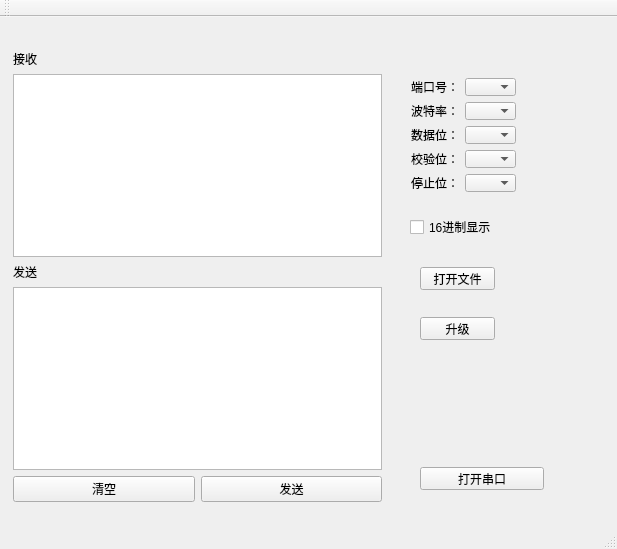
Mintin/QtSerial, file mainwindow.ui: the form before one commit.
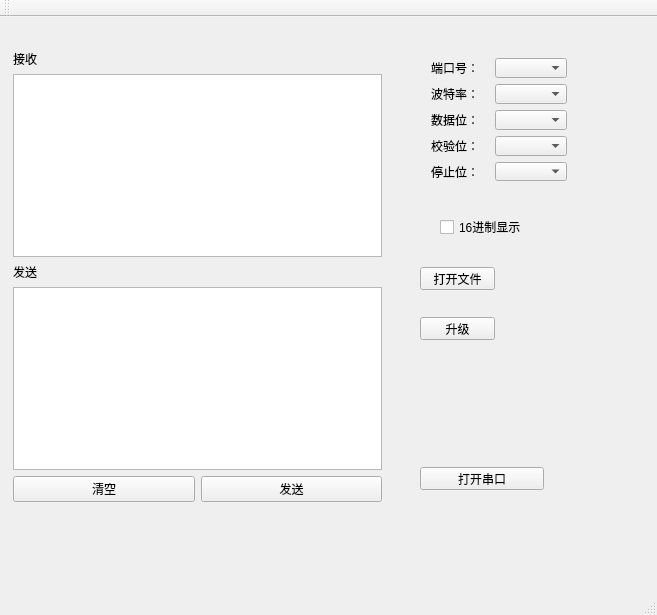
The form after the commit.

What changed in the file:
```diff
--- a/mainwindow.ui
+++ b/mainwindow.ui
@@ -6,8 +6,8 @@
    <rect>
     <x>0</x>
     <y>0</y>
-    <width>617</width>
-    <height>549</height>
+    <width>657</width>
+    <height>615</height>
    </rect>
   </property>
   <property name="windowTitle">
@@ -27,88 +27,6 @@
      <string>打开串口</string>
     </property>
    </widget>
-   <widget class="QWidget" name="layoutWidget">
-    <property name="geometry">
-     <rect>
-      <x>400</x>
-      <y>50</y>
-      <width>127</width>
-      <height>136</height>
-     </rect>
-    </property>
-    <layout class="QVBoxLayout" name="verticalLayout_2">
-     <item>
-      <layout class="QHBoxLayout" name="horizontalLayout_2">
-       <item>
-        <widget class="QLabel" name="label_3">
-         <property name="text">
-          <string>端口号：</string>
-         </property>
-        </widget>
-       </item>
-       <item>
-        <widget class="QComboBox" name="PortBox"/>
-       </item>
-      </layout>
-     </item>
-     <item>
-      <layout class="QHBoxLayout" name="horizontalLayout_3">
-       <item>
-        <widget class="QLabel" name="label_4">
-         <property name="text">
-          <string>波特率：</string>
-         </property>
-        </widget>
-       </item>
-       <item>
-        <widget class="QComboBox" name="BaudBox"/>
-       </item>
-      </layout>
-     </item>
-     <item>
-      <layout class="QHBoxLayout" name="horizontalLayout_4">
-       <item>
-        <widget class="QLabel" name="label_5">
-         <property name="text">
-          <string>数据位：</string>
-         </property>
-        </widget>
-       </item>
-       <item>
-        <widget class="QComboBox" name="BitNumBox"/>
-       </item>
-      </layout>
-     </item>
-     <item>
-      <layout class="QHBoxLayout" name="horizontalLayout_5">
-       <item>
-        <widget class="QLabel" name="label_6">
-         <property name="text">
-          <string>校验位：</string>
-         </property>
-        </widget>
-       </item>
-       <item>
-        <widget class="QComboBox" name="ParityBox"/>
-       </item>
-      </layout>
-     </item>
-     <item>
-      <layout class="QHBoxLayout" name="horizontalLayout_6">
-       <item>
-        <widget class="QLabel" name="label_7">
-         <property name="text">
-          <string>停止位：</string>
-         </property>
-        </widget>
-       </item>
-       <item>
-        <widget class="QComboBox" name="StopBox"/>
-       </item>
-      </layout>
-     </item>
-    </layout>
-   </widget>
    <widget class="QWidget" name="layoutWidget">
     <property name="geometry">
      <rect>
@@ -189,7 +107,7 @@
    <widget class="QCheckBox" name="checkBox">
     <property name="geometry">
      <rect>
-      <x>410</x>
+      <x>440</x>
       <y>200</y>
       <width>81</width>
       <height>20</height>
@@ -225,6 +143,88 @@
      <string>升级</string>
     </property>
    </widget>
+   <widget class="QWidget" name="">
+    <property name="geometry">
+     <rect>
+      <x>420</x>
+      <y>30</y>
+      <width>158</width>
+      <height>145</height>
+     </rect>
+    </property>
+    <layout class="QVBoxLayout" name="verticalLayout_2">
+     <item>
+      <layout class="QHBoxLayout" name="horizontalLayout_2">
+       <item>
+        <widget class="QLabel" name="label_3">
+         <property name="text">
+          <string>端口号：</string>
+         </property>
+        </widget>
+       </item>
+       <item>
+        <widget class="QComboBox" name="PortBox"/>
+       </item>
+      </layout>
+     </item>
+     <item>
+      <layout class="QHBoxLayout" name="horizontalLayout_3">
+       <item>
+        <widget class="QLabel" name="label_4">
+         <property name="text">
+          <string>波特率：</string>
+         </property>
+        </widget>
+       </item>
+       <item>
+        <widget class="QComboBox" name="BaudBox"/>
+       </item>
+      </layout>
+     </item>
+     <item>
+      <layout class="QHBoxLayout" name="horizontalLayout_4">
+       <item>
+        <widget class="QLabel" name="label_5">
+         <property name="text">
+          <string>数据位：</string>
+         </property>
+        </widget>
+       </item>
+       <item>
+        <widget class="QComboBox" name="BitNumBox"/>
+       </item>
+      </layout>
+     </item>
+     <item>
+      <layout class="QHBoxLayout" name="horizontalLayout_5">
+       <item>
+        <widget class="QLabel" name="label_6">
+         <property name="text">
+          <string>校验位：</string>
+         </property>
+        </widget>
+       </item>
+       <item>
+        <widget class="QComboBox" name="ParityBox"/>
+       </item>
+      </layout>
+     </item>
+     <item>
+      <layout class="QHBoxLayout" name="horizontalLayout_6">
+       <item>
+        <widget class="QLabel" name="label_7">
+         <property name="text">
+          <string>停止位：</string>
+         </property>
+        </widget>
+       </item>
+       <item>
+        <widget class="QComboBox" name="StopBox"/>
+       </item>
+      </layout>
+     </item>
+    </layout>
+   </widget>
   </widget>
   <widget class="QMenuBar" name="menuBar">
    <property name="geometry">
```
Left out of the diff: 4 changed lines with no effect on the pictures.
